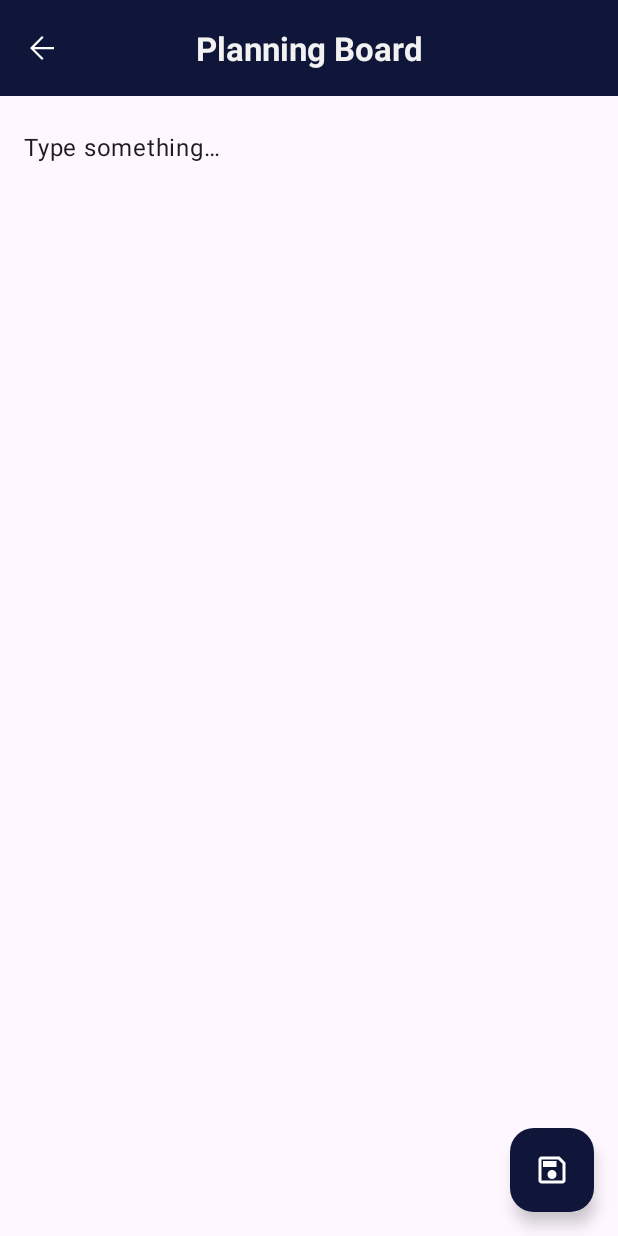
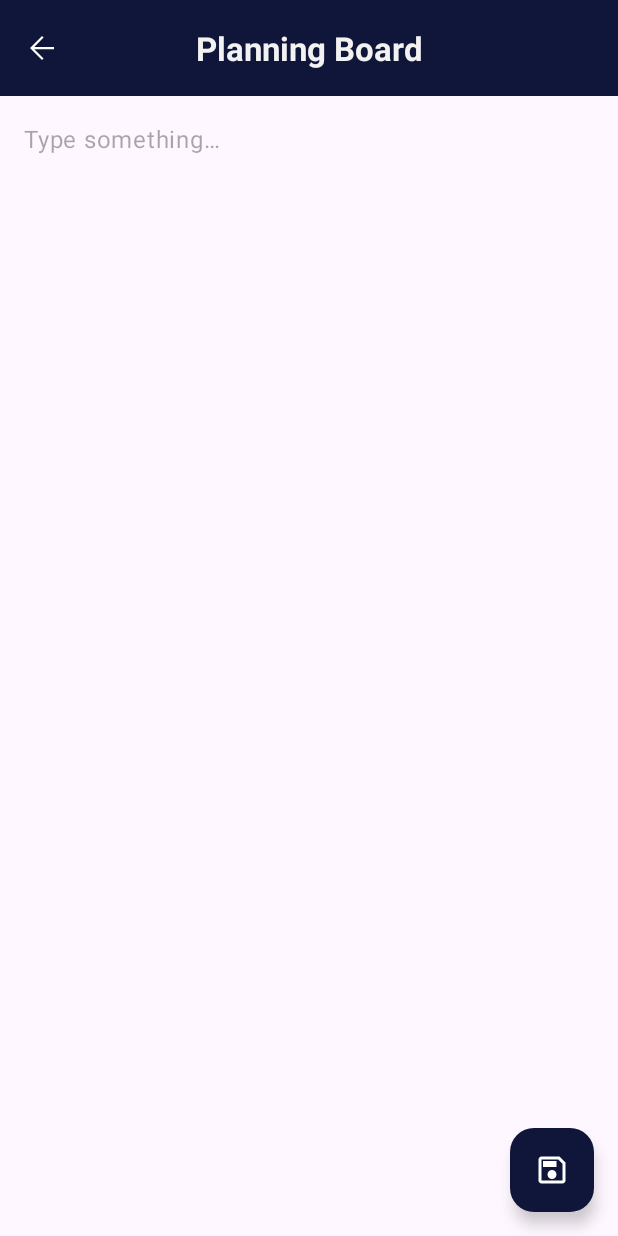
Before and after one commit to mustafakbaser/Planning-Board-ToDo-App, an Android app: the RecordCreateFragment screen opened through its navigation route, on a phone screen of 412 x 824 dp. Run offline under Robolectric (Android 15) with nearby library versions, the phone set to English and light mode, and no system bars; our stand-ins replace Dagger/Hilt's generated code; Roboto replaces fonts that are not available here; 6 statements that could not run were skipped.

Commit message:
Placeholder shown as a hint instead of being saved as task text, blank tasks no longer saved

```diff
--- a/app/src/main/java/net/mustafabaser/planningboard/ui/fragment/RecordDetailFragment.java
+++ b/app/src/main/java/net/mustafabaser/planningboard/ui/fragment/RecordDetailFragment.java
@@ -43,6 +43,10 @@ public class RecordDetailFragment extends Fragment {
 
         binding.fabUpdate.setOnClickListener(v->{
             String record_body = binding.editTextRecordBody.getText().toString();
+            if (record_body.trim().isEmpty()) {
+                Snackbar.make(v, R.string.empty_task, Snackbar.LENGTH_SHORT).show();
+                return;
+            }
             viewModel.update(retrievedRecord.getRecord_id(), record_body);
             Navigation.findNavController(v).navigate(R.id.record_detail_back_to_homepage);
         });
--- a/app/src/main/res/layout/fragment_create_record.xml
+++ b/app/src/main/res/layout/fragment_create_record.xml
@@ -47,6 +47,7 @@
         app:boxStrokeColor="#000000"
         app:boxStrokeWidth="0.0dp"
         app:boxStrokeWidthFocused="0.0dp"
+        app:hintEnabled="false"
         app:layout_constraintBottom_toBottomOf="parent"
         app:layout_constraintEnd_toEndOf="parent"
         app:layout_constraintStart_toStartOf="parent"
@@ -57,7 +58,7 @@
             android:layout_width="match_parent"
             android:layout_height="match_parent"
             android:gravity="start"
-            android:text="@string/type_something" />
+            android:hint="@string/type_something" />
 
     </com.google.android.material.textfield.TextInputLayout>
 
--- a/app/src/main/res/values/strings.xml
+++ b/app/src/main/res/values/strings.xml
@@ -7,6 +7,7 @@
     <string name="delete_task_confirmation">This task will be deleted, are you sure?</string>
     <string name="confirm">CONFIRM</string>
     <string name="task_deleted">Task deleted!</string>
+    <string name="empty_task">Write something before saving.</string>
     <string name="error_load_tasks">Couldn\'t load tasks.</string>
     <string name="error_search_tasks">Couldn\'t search tasks.</string>
     <string name="error_create_task">Couldn\'t save the task.</string>
```
Also changed, not shown: app/src/main/java/net/mustafabaser/planningboard/ui/fragment/RecordCreateFragment.java (+4 -9 lines), 1 other file.
